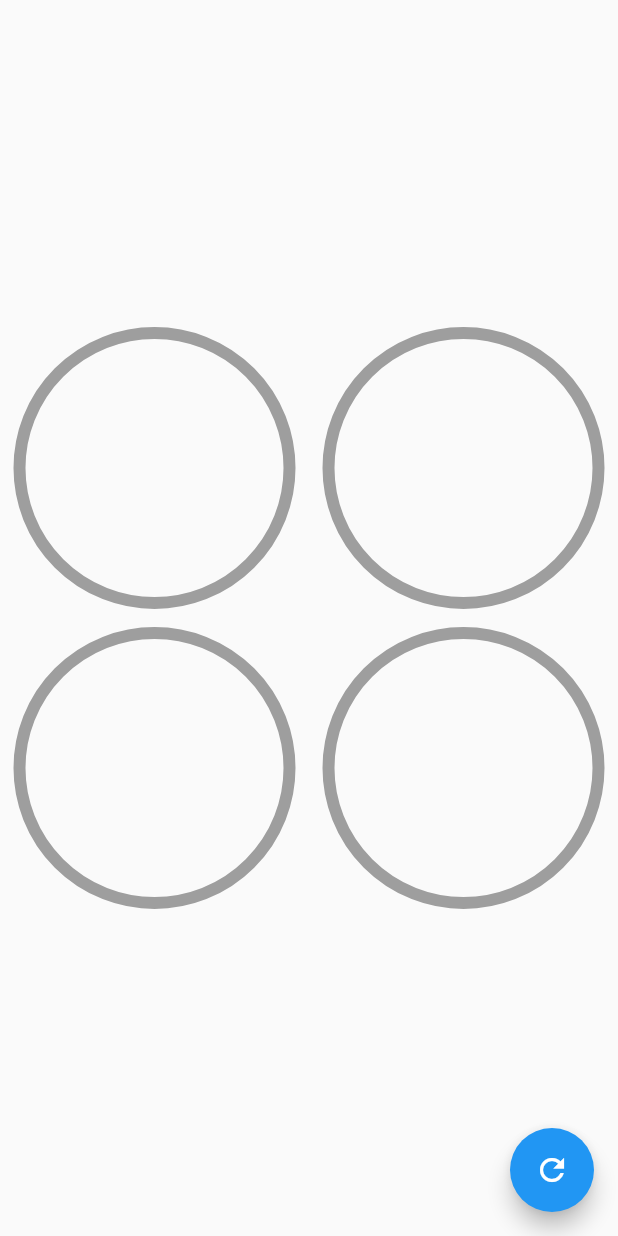
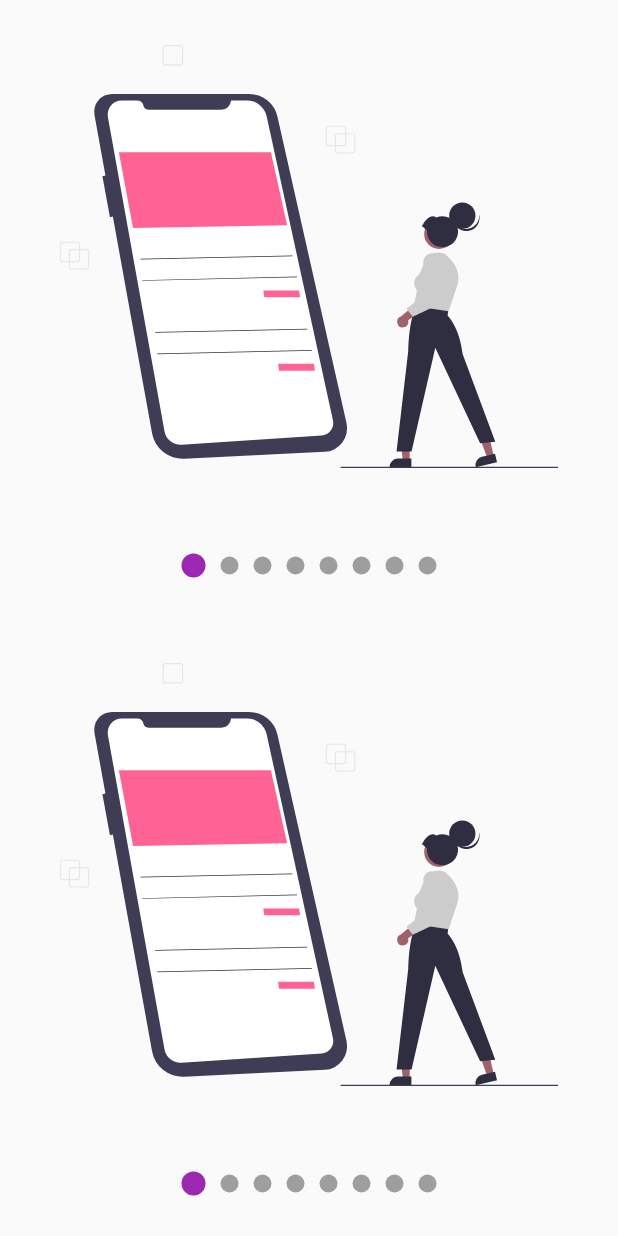
Before and after one commit to NachoBaez18/diseno3.0, a Flutter app: the screen it shows after launch, on a phone screen of 412 x 824 dp. Run offline on Flutter 3.47's test engine with Material 2 defaults, Android fonts, the light colour scheme and no system bars; our stand-ins replace flutter_svg.

Commit message:
agg slides

```diff
--- /dev/null
+++ b/lib/labs/slideShow_page.dart
@@ -0,0 +1,139 @@
+import 'package:disenosp2/models/slider_model.dart';
+import 'package:flutter/material.dart';
+import 'package:flutter_svg/flutter_svg.dart';
+import 'package:provider/provider.dart';
+
+class SlideShowPage extends StatelessWidget {
+  const SlideShowPage({super.key});
+
+  @override
+  Widget build(BuildContext context) {
+    return ChangeNotifierProvider(
+      create: (_) => SliderModel(),
+      child: Scaffold(
+        body: Center(
+          child: Column(
+            children: [Expanded(child: _Slides()), _Dots()],
+          ),
+        ),
+      ),
+    );
+  }
+}
+
+class _Dots extends StatelessWidget {
+  const _Dots({super.key});
+
+  @override
+  Widget build(BuildContext context) {
+    return Container(
+      width: double.infinity,
+      height: 70,
+      child: Row(
+        mainAxisAlignment: MainAxisAlignment.center,
+        children: [
+          _Dot(
+            index: 0,
+          ),
+          _Dot(
+            index: 1,
+          ),
+          _Dot(
+            index: 2,
+          )
+        ],
+      ),
+    );
+  }
+}
+
+class _Dot extends StatelessWidget {
+  final int index;
+
+  const _Dot({
+    Key? key,
+    required this.index,
+  }) : super(key: key);
+
+  @override
+  Widget build(BuildContext context) {
+    final pageViewIndex = Provider.of<SliderModel>(context).currentPage;
+    return AnimatedContainer(
+        duration: Duration(milliseconds: 200),
+        width: 12,
+        height: 12,
+        margin: EdgeInsets.symmetric(horizontal: 5),
+        decoration: BoxDecoration(
+            color: (pageViewIndex >= index - 0.5 && pageViewIndex < index + 0.5)
+                ? Colors.blue
+                : Colors.grey,
+            shape: BoxShape.circle));
+  }
+}
+
+class _Slides extends StatefulWidget {
+  const _Slides({super.key});
+
+  @override
+  State<_Slides> createState() => _SlidesState();
+}
+
+class _SlidesState extends State<_Slides> {
+  final pageViewController = new PageController();
+
+  @override
+  void initState() {
+    pageViewController.addListener(() {
+      //print('Pagina Actual: ${pageViewController.page}');
+      //Todo:Actualizae provider
+      Provider.of<SliderModel>(context, listen: false).currenPage =
+          pageViewController.page!;
+    });
+
+    super.initState();
+  }
+
+  @override
+  void dispose() {
+    pageViewController.dispose();
+    super.dispose();
+  }
+
+  @override
+  Widget build(BuildContext context) {
+    return Container(
+      child: PageView(
+        controller: pageViewController,
+        children: [
+          _Slide(
+            svg: 'assets/svg/1.svg',
+          ),
+          _Slide(
+            svg: 'assets/svg/2.svg',
+          ),
+          _Slide(
+            svg: 'assets/svg/3.svg',
+          ),
+        ],
+      ),
+    );
+  }
+}
+
+class _Slide extends StatelessWidget {
+  final String svg;
+  const _Slide({
+    Key? key,
+    required this.svg,
+  }) : super(key: key);
+
+  @override
+  Widget build(BuildContext context) {
+    return Container(
+      width: double.infinity,
+      height: double.infinity,
+      padding: EdgeInsets.all(30),
+      child: SvgPicture.asset(svg),
+    );
+  }
+}
--- a/lib/main.dart
+++ b/lib/main.dart
@@ -1,6 +1,8 @@
 //import 'package:disenosp2/pages/headers_page.dart';
 //import 'package:disenosp2/labs/circular_progress.dart';
-import 'package:disenosp2/pages/graficas_circulares_page.dart';
+//import 'package:disenosp2/pages/graficas_circulares_page.dart';
+//import 'package:disenosp2/labs/slideShow_page.dart';
+import 'package:disenosp2/pages/slideShow_page.dart';
 //import 'package:disenosp2/retos/cuadrado_animado_pages.dart';
 import 'package:flutter/material.dart';
 
@@ -14,7 +16,7 @@ class MyApp extends StatelessWidget {
     return MaterialApp(
       debugShowCheckedModeBanner: false,
       title: 'Diseños App',
-      home: GraficasCircularesPage(),
+      home: SlidesshowPage(),
     );
   }
 }
--- /dev/null
+++ b/lib/models/slider_model.dart
@@ -0,0 +1,12 @@
+import 'package:flutter/material.dart';
+
+class SliderModel with ChangeNotifier {
+  double _currentPage = 0;
+
+  double get currentPage => this._currentPage;
+
+  set currenPage(double currentPage) {
+    this._currentPage = currentPage;
+    notifyListeners();
+  }
+}
--- /dev/null
+++ b/lib/pages/slideShow_page.dart
@@ -0,0 +1,46 @@
+import 'package:disenosp2/widgets/slideshow.dart';
+import 'package:flutter/material.dart';
+import 'package:flutter_svg/flutter_svg.dart';
+
+class SlidesshowPage extends StatelessWidget {
+  const SlidesshowPage({super.key});
+
+  @override
+  Widget build(BuildContext context) {
+    return Scaffold(
+        //backgroundColor: Colors.purple,
+        body: Column(
+      children: [
+        Expanded(child: MiSlideShow()),
+        Expanded(child: MiSlideShow())
+      ],
+    ));
+  }
+}
+
+class MiSlideShow extends StatelessWidget {
+  const MiSlideShow({
+    Key? key,
+  }) : super(key: key);
+
+  @override
+  Widget build(BuildContext context) {
+    return SlideshowWidget(
+      //puntosArriba: true,
+      colorPrimario: Colors.purple,
+      bulletPrimario: 16,
+      bulletSecundario: 12,
+      //colorSecuandario: Colors.white,
+      slides: [
+        SvgPicture.asset('assets/svg/1.svg'),
+        SvgPicture.asset('assets/svg/2.svg'),
+        SvgPicture.asset('assets/svg/3.svg'),
+        SvgPicture.asset('assets/svg/4.svg'),
+        SvgPicture.asset('assets/svg/1.svg'),
+        SvgPicture.asset('assets/svg/2.svg'),
+        SvgPicture.asset('assets/svg/3.svg'),
+        SvgPicture.asset('assets/svg/4.svg'),
+      ],
+    );
+  }
+}
--- /dev/null
+++ b/lib/widgets/slideshow.dart
@@ -0,0 +1,221 @@
+import 'package:flutter/material.dart';
+import 'package:provider/provider.dart';
+
+class SlideshowWidget extends StatelessWidget {
+  final List<Widget> slides;
+
+  final bool puntosArriba;
+  final Color colorPrimario;
+  final Color colorSecundario;
+  final double bulletPrimario;
+  final double bulletSecundario;
+  const SlideshowWidget(
+      {super.key,
+      required this.slides,
+      this.puntosArriba = false,
+      this.colorPrimario = Colors.blue,
+      this.colorSecundario = Colors.grey,
+      this.bulletPrimario = 12,
+      this.bulletSecundario = 12});
+
+  @override
+  Widget build(BuildContext context) {
+    return ChangeNotifierProvider(
+      create: (_) => _SlideshowModel(),
+      child: SafeArea(
+        child: Center(child: Builder(builder: (BuildContext context) {
+          final ssModel = Provider.of<_SlideshowModel>(context);
+          ssModel.colorPrimario = this.colorPrimario;
+          ssModel.colorSecundario = this.colorSecundario;
+          ssModel.bulletPrimario = this.bulletPrimario;
+          ssModel.bulletSecundario = this.bulletSecundario;
+
+          return _CrearStructuraSlideShow(
+              puntosArriba: puntosArriba, slides: slides);
+        })),
+      ),
+    );
+  }
+}
+
+class _CrearStructuraSlideShow extends StatelessWidget {
+  const _CrearStructuraSlideShow({
+    Key? key,
+    required this.puntosArriba,
+    required this.slides,
+  }) : super(key: key);
+
+  final bool puntosArriba;
+  final List<Widget> slides;
+
+  @override
+  Widget build(BuildContext context) {
+    return Column(
+      children: [
+        if (puntosArriba) _Dots(slides.length),
+        Expanded(child: _Slides(slides)),
+        if (!puntosArriba) _Dots(slides.length)
+      ],
+    );
+  }
+}
+
+class _Dots extends StatelessWidget {
+  final int cantidad;
+
+  _Dots(this.cantidad);
+
+  @override
+  Widget build(BuildContext context) {
+    return Container(
+      width: double.infinity,
+      height: 70,
+      child: Row(
+        mainAxisAlignment: MainAxisAlignment.center,
+        children: List.generate(cantidad, (i) => _Dot(i)),
+        // children: [
+        //   _Dot(
+        //     0,
+        //   ),
+        //   _Dot(
+        //     1,
+        //   ),
+        //   _Dot(
+        //     2,
+        //   )
+        // ],
+      ),
+    );
+  }
+}
+
+class _Dot extends StatelessWidget {
+  final int index;
+
+  _Dot(this.index);
+
+  @override
+  Widget build(BuildContext context) {
+    final ssModel = Provider.of<_SlideshowModel>(context);
+    double tamano;
+    Color color;
+
+    if (ssModel.currentPage >= index - 0.5 &&
+        ssModel.currentPage < index + 0.5) {
+      tamano = ssModel.bulletPrimario;
+      color = ssModel.colorPrimario;
+    } else {
+      tamano = ssModel.bulletSecundario;
+      color = ssModel.colorSecundario;
+    }
+    return AnimatedContainer(
+        duration: Duration(milliseconds: 200),
+        width: tamano,
+        height: tamano,
+        margin: EdgeInsets.symmetric(horizontal: 5),
+        decoration: BoxDecoration(color: color, shape: BoxShape.circle));
+  }
+}
+
+class _Slides extends StatefulWidget {
+  final List<Widget> slides;
+  const _Slides(this.slides);
+
+  @override
+  State<_Slides> createState() => _SlidesState();
+}
+
+class _SlidesState extends State<_Slides> {
+  final pageViewController = new PageController();
+
+  @override
+  void initState() {
+    pageViewController.addListener(() {
+      Provider.of<_SlideshowModel>(context, listen: false).currenPage =
+          pageViewController.page!;
+    });
+
+    super.initState();
+  }
+
+  @override
+  void dispose() {
+    pageViewController.dispose();
+    super.dispose();
+  }
+
+  @override
+  Widget build(BuildContext context) {
+    return Container(
+      child: PageView(
+        controller: pageViewController,
+        // children: [
+        //   _Slide(
+        //     svg: 'assets/svg/1.svg',
+        //   ),
+        //   _Slide(
+        //     svg: 'assets/svg/2.svg',
+        //   ),
+        //   _Slide(
+        //     svg: 'assets/svg/3.svg',
+        //   ),
+        // ],
+        children: widget.slides.map((slide) => _Slide(slide)).toList(),
+      ),
+    );
+  }
+}
+
+class _Slide extends StatelessWidget {
+  final Widget slide;
+  _Slide(this.slide);
+
+  @override
+  Widget build(BuildContext context) {
+    return Container(
+      width: double.infinity,
+      height: double.infinity,
+      padding: EdgeInsets.all(30),
+      child: slide,
+    );
+  }
+}
+
+class _SlideshowModel with ChangeNotifier {
+  double _currentPage = 0;
+  Color _colorPrimario = Colors.blue;
+  Color _colorSecundario = Colors.grey;
+  double _bulletPrimario = 12;
+  double _bulletSecundario = 12;
+
+  double get currentPage => this._currentPage;
+
+  set currenPage(double currentPage) {
+    this._currentPage = currentPage;
+    notifyListeners();
+  }
+
+  Color get colorPrimario => this._colorPrimario;
+
+  set colorPrimario(Color color) {
+    this._colorPrimario = color;
+  }
+
+  Color get colorSecundario => this._colorSecundario;
+
+  set colorSecundario(Color color) {
+    this._colorSecundario = color;
+  }
+
+  double get bulletPrimario => this._bulletPrimario;
+
+  set bulletPrimario(double bullet) {
+    this._bulletPrimario = bullet;
+  }
+
+  double get bulletSecundario => this._bulletSecundario;
+
+  set bulletSecundario(double bullet) {
+    this._bulletSecundario = bullet;
+  }
+}
--- a/pubspec.yaml
+++ b/pubspec.yaml
@@ -36,6 +36,8 @@ dependencies:
   # The following adds the Cupertino Icons font to your application.
   # Use with the CupertinoIcons class for iOS style icons.
   cupertino_icons: ^1.0.2
+  flutter_svg: ^1.1.6
+  provider: ^6.0.5
 
 dev_dependencies:
   flutter_test:
@@ -60,8 +62,8 @@ flutter:
   uses-material-design: true
 
   # To add assets to your application, add an assets section, like this:
-  # assets:
-  #   - images/a_dot_burr.jpeg
+  assets:
+    - assets/svg/
   #   - images/a_dot_ham.jpeg
 
   # An image asset can refer to one or more resolution-specific "variants", see
```
Also changed, not shown: assets/svg/1.svg (added), assets/svg/2.svg (added), assets/svg/3.svg (added), assets/svg/4.svg (added), pubspec.lock.
